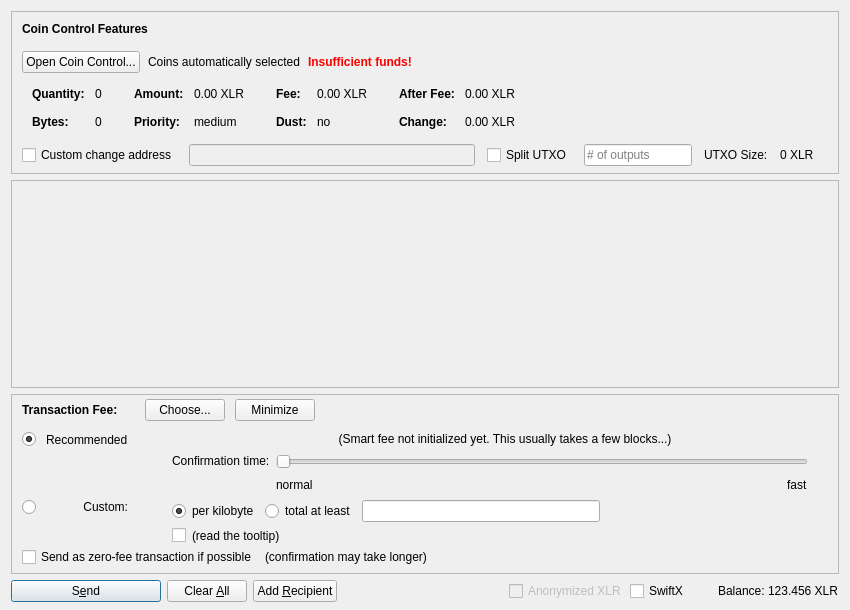
cryptocrowd-xcrc/core-wallet, file src/qt/forms/sendcoinsdialog.ui: the form before one commit.
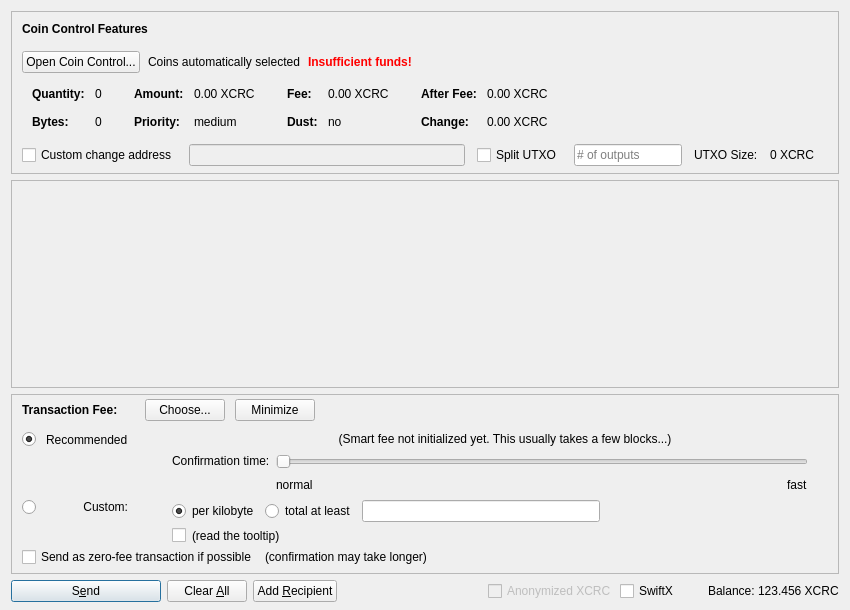
The form after the commit. Icons and pictures are not drawn. Custom widgets are drawn as their Qt base class.

Commit message: Replace XLR w/ XCRC

```diff
--- a/src/qt/forms/sendcoinsdialog.ui
+++ b/src/qt/forms/sendcoinsdialog.ui
@@ -324,7 +324,7 @@
                   <enum>Qt::ActionsContextMenu</enum>
                  </property>
                  <property name="text">
-                  <string notr="true">0.00 XLR</string>
+                  <string notr="true">0.00 XCRC</string>
                  </property>
                  <property name="textInteractionFlags">
                   <set>Qt::LinksAccessibleByMouse|Qt::TextSelectableByKeyboard|Qt::TextSelectableByMouse</set>
@@ -404,7 +404,7 @@
                   <enum>Qt::ActionsContextMenu</enum>
                  </property>
                  <property name="text">
-                  <string notr="true">0.00 XLR</string>
+                  <string notr="true">0.00 XCRC</string>
                  </property>
                  <property name="textInteractionFlags">
                   <set>Qt::LinksAccessibleByMouse|Qt::TextSelectableByKeyboard|Qt::TextSelectableByMouse</set>
@@ -484,7 +484,7 @@
                   <enum>Qt::ActionsContextMenu</enum>
                  </property>
                  <property name="text">
-                  <string notr="true">0.00 XLR</string>
+                  <string notr="true">0.00 XCRC</string>
                  </property>
                  <property name="textInteractionFlags">
                   <set>Qt::LinksAccessibleByMouse|Qt::TextSelectableByKeyboard|Qt::TextSelectableByMouse</set>
@@ -513,7 +513,7 @@
                   <enum>Qt::ActionsContextMenu</enum>
                  </property>
                  <property name="text">
-                  <string notr="true">0.00 XLR</string>
+                  <string notr="true">0.00 XCRC</string>
                  </property>
                  <property name="textInteractionFlags">
                   <set>Qt::LinksAccessibleByMouse|Qt::TextSelectableByKeyboard|Qt::TextSelectableByMouse</set>
@@ -594,7 +594,7 @@
           <item>
            <widget class="QLabel" name="labelBlockSize">
             <property name="text">
-             <string>0 XLR</string>
+             <string>0 XCRC</string>
             </property>
            </widget>
           </item>
@@ -1390,7 +1390,7 @@
           <bool>false</bool>
          </property>
          <property name="text">
-          <string>Anonymized XLR</string>
+          <string>Anonymized XCRC</string>
          </property>
         </widget>
        </item>
@@ -1429,7 +1429,7 @@
           <cursorShape>IBeamCursor</cursorShape>
          </property>
          <property name="text">
-          <string notr="true">123.456 XLR</string>
+          <string notr="true">123.456 XCRC</string>
          </property>
          <property name="textInteractionFlags">
           <set>Qt::LinksAccessibleByMouse|Qt::TextSelectableByKeyboard|Qt::TextSelectableByMouse</set>
```
The commit also changes 81 other files.
